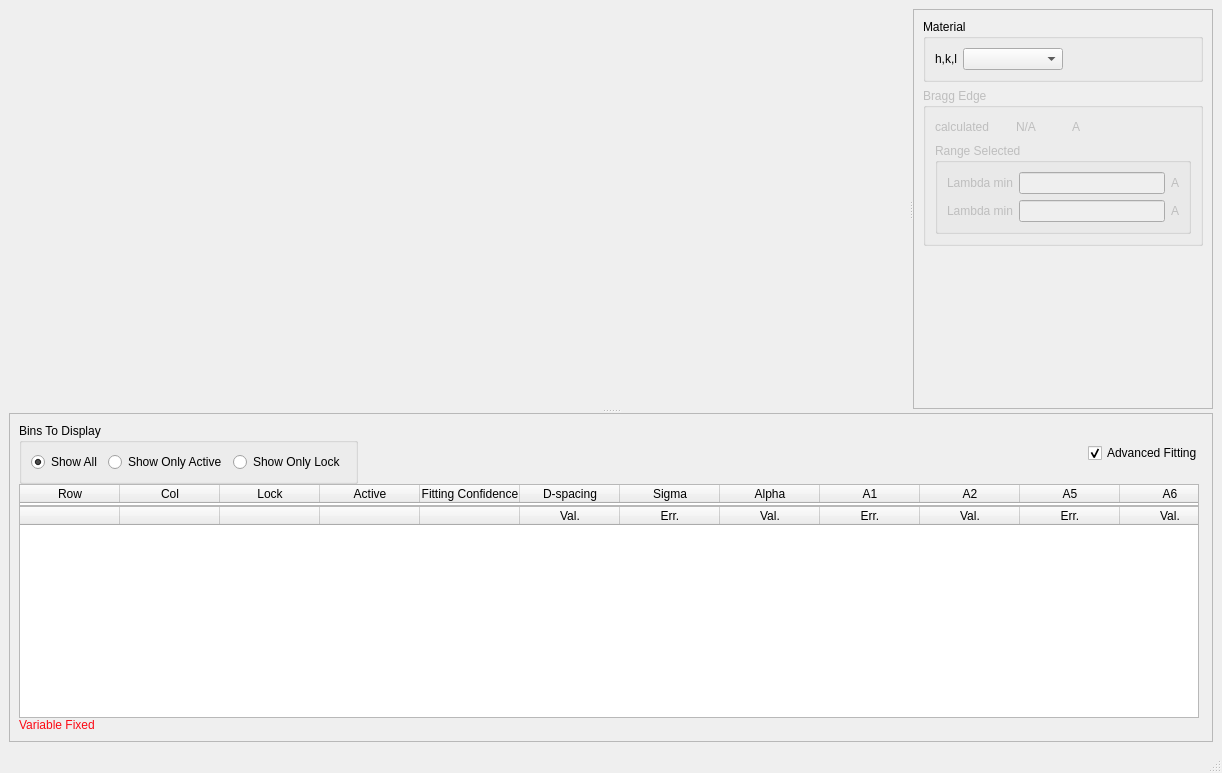
Before: the Qt Designer form designer/ui_fittingWindow.ui in ornlneutronimaging/iBeatles, drawn with Qt 5.
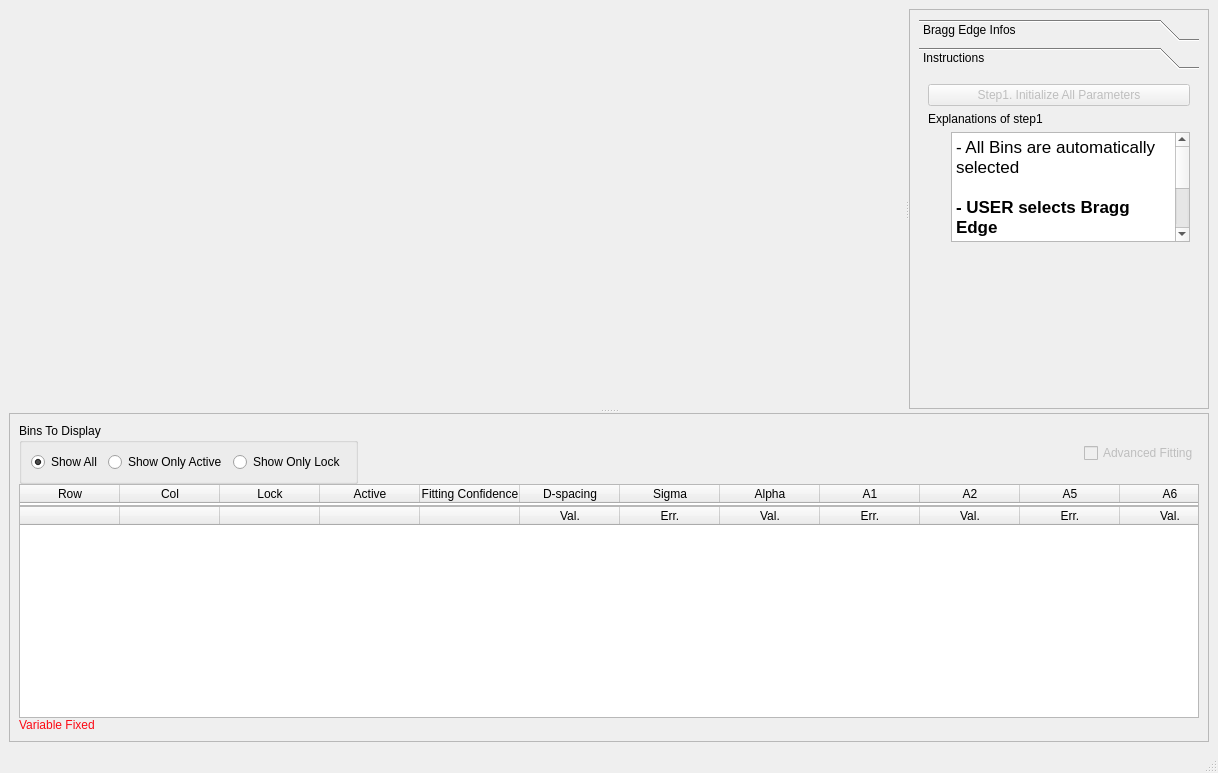
After: the same form once the commit is applied.

Commit message: Started to implement global fitting of all bins to get initiali guess of parameters

```diff
--- a/designer/ui_fittingWindow.ui
+++ b/designer/ui_fittingWindow.ui
@@ -6,7 +6,7 @@
    <rect>
     <x>0</x>
     <y>0</y>
-    <width>1222</width>
+    <width>1218</width>
     <height>773</height>
    </rect>
   </property>
@@ -71,7 +71,23 @@
         </property>
         <layout class="QVBoxLayout" name="verticalLayout_4">
          <item>
-          <layout class="QVBoxLayout" name="verticalLayout_3">
+          <widget class="QToolBox" name="toolBox">
+           <property name="currentIndex">
+            <number>1</number>
+           </property>
+           <widget class="QWidget" name="page">
+            <property name="geometry">
+             <rect>
+              <x>0</x>
+              <y>0</y>
+              <width>310</width>
+              <height>297</height>
+             </rect>
+            </property>
+            <attribute name="label">
+             <string>Bragg Edge Infos</string>
+            </attribute>
+            <layout class="QVBoxLayout" name="verticalLayout_7">
            <item>
             <widget class="QGroupBox" name="material_groupBox">
              <property name="sizePolicy">
@@ -246,8 +262,6 @@
              </layout>
             </widget>
            </item>
-          </layout>
-         </item>
          <item>
           <spacer name="verticalSpacer">
            <property name="orientation">
@@ -262,8 +276,96 @@
           </spacer>
          </item>
         </layout>
-        <zorder></zorder>
-        <zorder>verticalSpacer</zorder>
+           </widget>
+           <widget class="QWidget" name="page_2">
+            <property name="geometry">
+             <rect>
+              <x>0</x>
+              <y>0</y>
+              <width>274</width>
+              <height>312</height>
+             </rect>
+            </property>
+            <attribute name="label">
+             <string>Instructions</string>
+            </attribute>
+            <layout class="QVBoxLayout" name="verticalLayout_6">
+             <item>
+              <widget class="QPushButton" name="instructions_step1_button">
+               <property name="enabled">
+                <bool>false</bool>
+               </property>
+               <property name="text">
+                <string>Step1. Initialize All Parameters</string>
+               </property>
+              </widget>
+             </item>
+             <item>
+              <widget class="QLabel" name="label_4">
+               <property name="text">
+                <string>Explanations of step1</string>
+               </property>
+              </widget>
+             </item>
+             <item>
+              <layout class="QHBoxLayout" name="horizontalLayout_6">
+               <item>
+                <spacer name="horizontalSpacer_4">
+                 <property name="orientation">
+                  <enum>Qt::Horizontal</enum>
+                 </property>
+                 <property name="sizeHint" stdset="0">
+                  <size>
+                   <width>40</width>
+                   <height>20</height>
+                  </size>
+                 </property>
+                </spacer>
+               </item>
+               <item>
+                <widget class="QTextEdit" name="textEdit">
+                 <property name="maximumSize">
+                  <size>
+                   <width>16777215</width>
+                   <height>110</height>
+                  </size>
+                 </property>
+                 <property name="readOnly">
+                  <bool>true</bool>
+                 </property>
+                 <property name="html">
+                  <string>&lt;!DOCTYPE HTML PUBLIC &quot;-//W3C//DTD HTML 4.0//EN&quot; &quot;http://www.w3.org/TR/REC-html40/strict.dtd&quot;&gt;
+&lt;html&gt;&lt;head&gt;&lt;meta name=&quot;qrichtext&quot; content=&quot;1&quot; /&gt;&lt;style type=&quot;text/css&quot;&gt;
+p, li { white-space: pre-wrap; }
+&lt;/style&gt;&lt;/head&gt;&lt;body style=&quot; font-family:'.SF NS Text'; font-size:13pt; font-weight:400; font-style:normal;&quot;&gt;
+&lt;p style=&quot; margin-top:0px; margin-bottom:0px; margin-left:0px; margin-right:0px; -qt-block-indent:0; text-indent:0px;&quot;&gt;- All Bins are automatically selected&lt;/p&gt;
+&lt;p style=&quot;-qt-paragraph-type:empty; margin-top:0px; margin-bottom:0px; margin-left:0px; margin-right:0px; -qt-block-indent:0; text-indent:0px;&quot;&gt;&lt;br /&gt;&lt;/p&gt;
+&lt;p style=&quot; margin-top:0px; margin-bottom:0px; margin-left:0px; margin-right:0px; -qt-block-indent:0; text-indent:0px;&quot;&gt;&lt;span style=&quot; font-weight:600;&quot;&gt;- USER selects Bragg Edge&lt;/span&gt;&lt;/p&gt;
+&lt;p style=&quot;-qt-paragraph-type:empty; margin-top:0px; margin-bottom:0px; margin-left:0px; margin-right:0px; -qt-block-indent:0; text-indent:0px;&quot;&gt;&lt;br /&gt;&lt;/p&gt;
+&lt;p style=&quot; margin-top:0px; margin-bottom:0px; margin-left:0px; margin-right:0px; -qt-block-indent:0; text-indent:0px;&quot;&gt;- Program determines inital guess value of parameters and fits data using 1 global bin.&lt;/p&gt;&lt;/body&gt;&lt;/html&gt;</string>
+                 </property>
+                </widget>
+               </item>
+              </layout>
+             </item>
+             <item>
+              <spacer name="verticalSpacer_2">
+               <property name="orientation">
+                <enum>Qt::Vertical</enum>
+               </property>
+               <property name="sizeHint" stdset="0">
+                <size>
+                 <width>20</width>
+                 <height>40</height>
+                </size>
+               </property>
+              </spacer>
+             </item>
+            </layout>
+           </widget>
+          </widget>
+         </item>
+        </layout>
        </widget>
       </widget>
       <widget class="QFrame" name="bottomFrame">
@@ -333,11 +435,14 @@
           </item>
           <item>
            <widget class="QCheckBox" name="advanced_table_checkBox">
+            <property name="enabled">
+             <bool>false</bool>
+            </property>
             <property name="text">
              <string>Advanced Fitting</string>
             </property>
             <property name="checked">
-             <bool>true</bool>
+             <bool>false</bool>
             </property>
            </widget>
           </item>
```
Left out of the diff: 31 changed lines with no effect on the pictures. Lines whose indentation alone changed are shown as unchanged. The commit also changes 3 other files.
